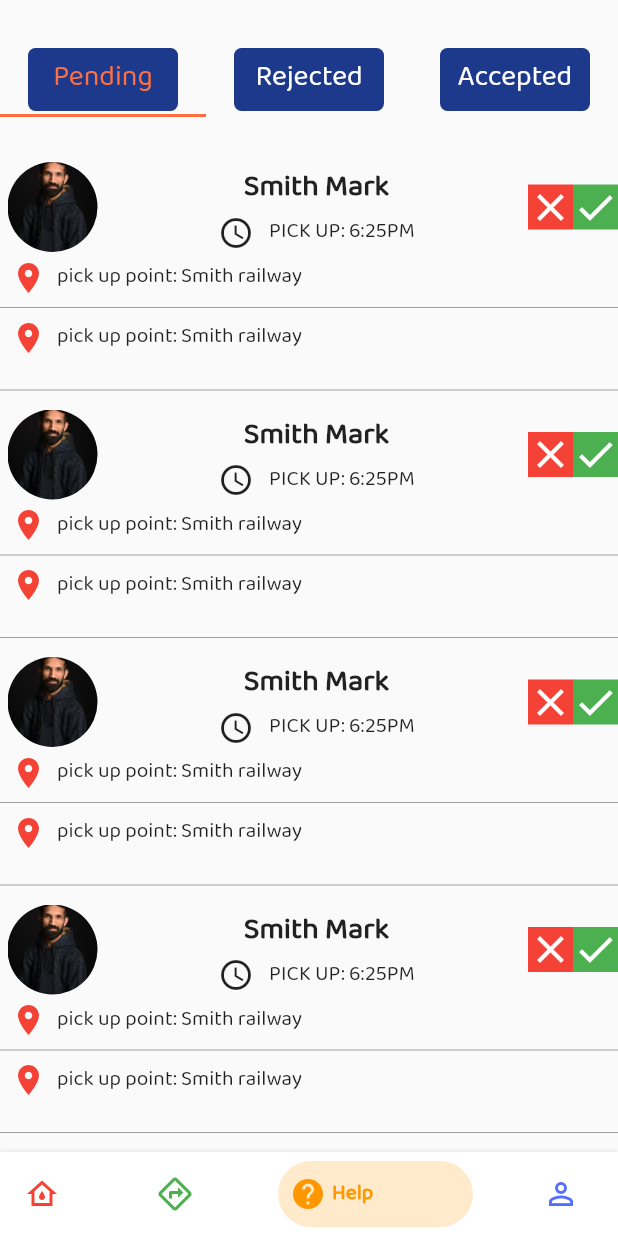
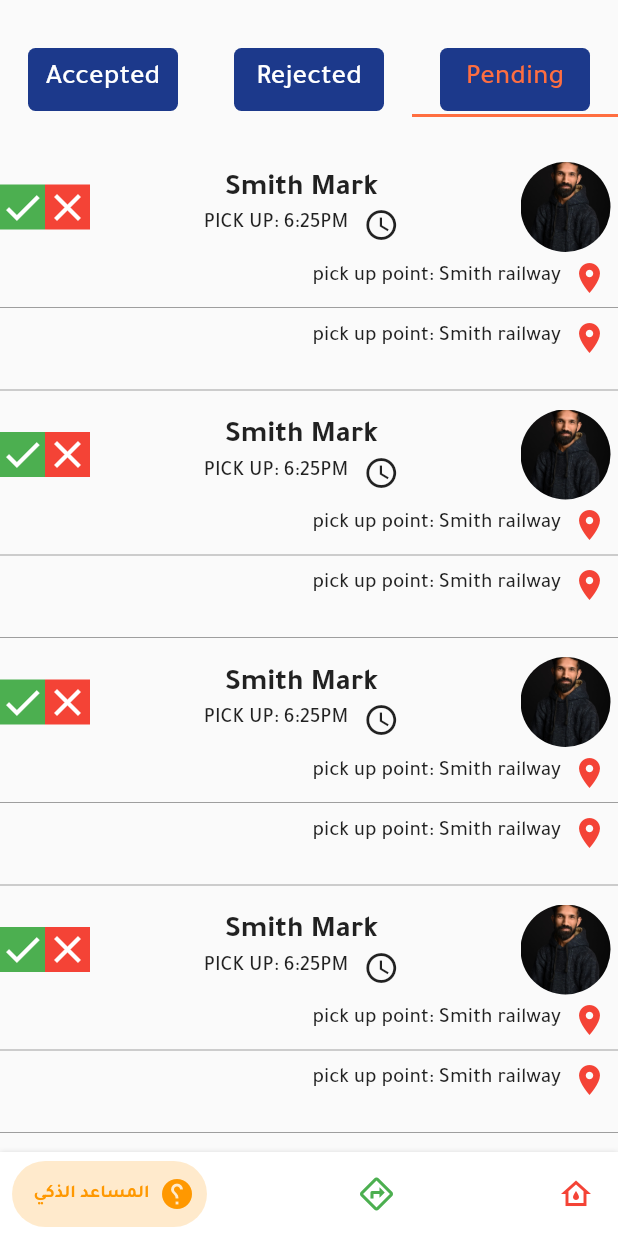
Before and after one commit to mohamedelbalooty/Final-Project, a Flutter app: the screen it shows after launch, item 3 of the bottom bar chosen, on a phone screen of 412 x 824 dp. Run offline on Flutter 3.47's test engine with Material 2 defaults, Android fonts, the phone set to English and light mode, and no system bars; drawn by our look-alikes of bottom_navy_bar; our stand-ins replace curved_navigation_bar, flutter_custom_clippers, geolocator, google_maps_flutter, location, modal_bottom_sheet and 2 more; missing offline and left inert: custom_bottom_navigation_bar, geodesy.

Commit message:
add rides

```diff
--- a/lib/app_approach/model/ride_model.dart
+++ b/lib/app_approach/model/ride_model.dart
@@ -1,15 +1,17 @@
 import 'package:flutter/cupertino.dart';
 
 class RideModel {
-  String currentAddress, destinationAddress, ridePrice;
-  DateTime time;
+  String currentAddress, destinationAddress;
+  double ridePrice;
+  DateTime now = DateTime.now();
+  DateTime time =
+      DateTime(DateTime.now().year, DateTime.now().month, DateTime.now().day);
 
   // ignore: sort_constructors_first
   RideModel({
     @required this.currentAddress,
     @required this.destinationAddress,
     @required this.ridePrice,
-    @required this.time,
   });
 }
 //class RidesData{
--- a/lib/app_approach/view/user_view/user_home_navigation.dart
+++ b/lib/app_approach/view/user_view/user_home_navigation.dart
@@ -3,6 +3,7 @@ import 'package:final_project/app_approach/view/driver_view/driver_notification_
 import 'package:final_project/app_approach/view/user_view/user_home_view.dart';
 import 'package:flutter/material.dart';
 import 'user_profile_view.dart';
+import 'user_sharing_rides.dart';
 
 class UserHomeNavigation extends StatefulWidget {
   static String id = 'UserHomeNavigation';
@@ -16,7 +17,7 @@ class _UserHomeNavigationState extends State<UserHomeNavigation> {
 
   final List<Widget> _screens = [
     UserHomeView(),
-    UserProfileView(),
+    UserSharingRides(),
     DriverNotificationView(),
   ];
 
@@ -44,8 +45,11 @@ class _UserHomeNavigationState extends State<UserHomeNavigation> {
 
   @override
   Widget build(BuildContext context) {
-    return Scaffold(
-        body: customPageView(), bottomNavigationBar: _customBottomNavyBar());
+    return Directionality(
+      textDirection: TextDirection.rtl,
+      child: Scaffold(
+          body: customPageView(), bottomNavigationBar: _customBottomNavyBar()),
+    );
   }
 
   PageView customPageView() {
@@ -65,24 +69,24 @@ class _UserHomeNavigationState extends State<UserHomeNavigation> {
         BottomNavyBarItem(
           icon: Icon(
               _currentIndex == 0 ? Icons.home : Icons.water_damage_outlined),
-          title: Text('Home'),
+          title: Center(child: Text('الرئيسية')),
           activeColor: Colors.red,
         ),
         BottomNavyBarItem(
             icon: Icon(_currentIndex == 1
                 ? Icons.directions
                 : Icons.directions_outlined),
-            title: Text('Rides'),
+            title: Center(child: Text('الطرق المشتركة', style: TextStyle(fontSize: 11),)),
             activeColor: Colors.green),
         BottomNavyBarItem(
             icon: Icon(_currentIndex == 2 ? Icons.help : Icons.help_outline),
-            title: Text('Help'),
+            title: Center(child: Text('المساعد الذكي', style: TextStyle(fontSize: 12),)),
             activeColor: Colors.orange),
-        BottomNavyBarItem(
-            icon:
-                Icon(_currentIndex == 3 ? Icons.person : Icons.person_outline),
-            title: Text('Settings'),
-            activeColor: Colors.indigoAccent),
+//        BottomNavyBarItem(
+//            icon:
+//                Icon(_currentIndex == 3 ? Icons.person : Icons.person_outline),
+//            title: Text('الملف الشخصي', style: TextStyle(fontSize: 11),),
+//            activeColor: Colors.indigoAccent),
       ],
     );
   }
--- a/lib/main.dart
+++ b/lib/main.dart
@@ -1,53 +1,28 @@
-import 'package:final_project/constants.dart';
 import 'package:flutter/material.dart';
-import 'app_approach/view/driver_view/driver_home_navigation.dart';
-import 'app_approach/view/driver_view/driver_notification_view.dart';
-import 'app_approach/view/driver_view/driver_profile_view.dart';
-import 'app_approach/view/driver_view/driver_signIn_view.dart';
-import 'app_approach/view/driver_view/driver_signUp_view.dart';
-import 'app_approach/view/shared_view/home_view.dart';
-import 'app_approach/view/shared_view/onboarding_view.dart';
+import 'package:provider/provider.dart';
 import 'app_approach/view/user_view/user_home_navigation.dart';
-import 'app_approach/view/user_view/user_home_view.dart';
-import 'app_approach/view/user_view/user_onTrip_view.dart';
-import 'app_approach/view/user_view/user_payment_view.dart';
-import 'app_approach/view/user_view/user_profile_view.dart';
-import 'app_approach/view/user_view/user_signIn_view.dart';
-import 'app_approach/view/user_view/user_signUp_view.dart';
-import 'app_approach/view/shared_view/splash_view.dart';
+import 'provider/addRides.dart';
+import 'routs.dart';
 
 void main() => runApp(MyApp());
 
 class MyApp extends StatelessWidget {
   @override
   Widget build(BuildContext context) {
-    return MaterialApp(
-      debugShowCheckedModeBanner: false,
-      title: 'Final Project',
-      initialRoute: UserHomeNavigation.id,
-      theme: ThemeData(
-        fontFamily: 'BalooTamma2',
-        primarySwatch: Colors.indigo,
+    return MultiProvider(
+      providers: [
+        ChangeNotifierProvider<AddRides>(create: (context) => AddRides(),),
+      ],
+      child: MaterialApp(
+        debugShowCheckedModeBanner: false,
+        title: 'Final Project',
+        initialRoute: UserHomeNavigation.id,
+        theme: ThemeData(
+          fontFamily: 'Tajawal',
+          primarySwatch: Colors.indigo,
+        ),
+        routes: routs,
       ),
-      //initialRoute: OnBoardingView.id,
-      // initialRoute: UserSignInView.id,
-      routes: {
-        SplashView.id: (context) => SplashView(),
-        OnBoardingView.id: (context) => OnBoardingView(),
-        HomeViewShared.id: (context) => HomeViewShared(),
-        UserSignInView.id: (context) => UserSignInView(),
-        UserSignUpView.id: (context) => UserSignUpView(),
-        UserProfileView.id: (context) => UserProfileView(),
-        DriverSignInView.id: (context) => DriverSignInView(),
-        DriverSignUpView.id: (context) => DriverSignUpView(),
-        DriverProfileView.id: (context) => DriverProfileView(),
-        DriverHomeNavigation.id: (context) => DriverHomeNavigation(),
-        DriverNotificationView.id: (context) => DriverNotificationView(),
-        UserHomeNavigation.id: (context) => UserHomeNavigation(),
-        UserHomeView.id: (context) => UserHomeView(),
-        UserPaymentView.id: (context) => UserPaymentView(),
-        UserOnTripView.id: (context) => UserOnTripView(),
-      },
     );
   }
 }
--- /dev/null
+++ b/lib/provider/addRides.dart
@@ -0,0 +1,26 @@
+import 'package:final_project/app_approach/model/ride_model.dart';
+import 'package:flutter/cupertino.dart';
+
+class AddRides extends ChangeNotifier{
+  List<RideModel> rides = [
+    RideModel(
+      currentAddress: 'المنصورة شارع الجلاء',
+      destinationAddress: 'طنطا شارع البحر',
+      ridePrice: 50,
+    ),
+    RideModel(
+      currentAddress: 'المحلة قسم اول',
+      destinationAddress: 'طنطا شارع البحر',
+      ridePrice: 30,
+    ),
+  ];
+  void rideAdding(RideModel currentRide){
+    rides.add(currentRide);
+    notifyListeners();
+  }
+  bool addingRide = false;
+  void addingRideChanged(){
+    addingRide = true;
+    notifyListeners();
+  }
+}
--- a/lib/provider/modalHud.dart
+++ /dev/null
@@ -1,3 +0,0 @@
-import 'package:flutter/cupertino.dart';
-
-class ModalHud extends ChangeNotifier{}
--- /dev/null
+++ b/lib/routs.dart
@@ -0,0 +1,33 @@
+import 'app_approach/view/driver_view/driver_home_navigation.dart';
+import 'app_approach/view/driver_view/driver_notification_view.dart';
+import 'app_approach/view/driver_view/driver_profile_view.dart';
+import 'app_approach/view/driver_view/driver_signIn_view.dart';
+import 'app_approach/view/driver_view/driver_signUp_view.dart';
+import 'app_approach/view/shared_view/home_view.dart';
+import 'app_approach/view/shared_view/onboarding_view.dart';
+import 'app_approach/view/user_view/user_home_view.dart';
+import 'app_approach/view/user_view/user_onTrip_view.dart';
+import 'app_approach/view/user_view/user_payment_view.dart';
+import 'app_approach/view/user_view/user_profile_view.dart';
+import 'app_approach/view/user_view/user_signIn_view.dart';
+import 'app_approach/view/user_view/user_signUp_view.dart';
+import 'app_approach/view/shared_view/splash_view.dart';
+import 'app_approach/view/user_view/user_home_navigation.dart';
+
+var routs = {
+  SplashView.id: (_) => SplashView(),
+  OnBoardingView.id: (_) => OnBoardingView(),
+  HomeViewShared.id: (_) => HomeViewShared(),
+  UserSignInView.id: (_) => UserSignInView(),
+  UserSignUpView.id: (_) => UserSignUpView(),
+  UserProfileView.id: (_) => UserProfileView(),
+  DriverSignInView.id: (_) => DriverSignInView(),
+  DriverSignUpView.id: (_) => DriverSignUpView(),
+  DriverProfileView.id: (_) => DriverProfileView(),
+  DriverHomeNavigation.id: (_) => DriverHomeNavigation(),
+  DriverNotificationView.id: (_) => DriverNotificationView(),
+  UserHomeNavigation.id: (_) => UserHomeNavigation(),
+  UserHomeView.id: (_) => UserHomeView(),
+  UserPaymentView.id: (_) => UserPaymentView(),
+  UserOnTripView.id: (_) => UserOnTripView(),
+};
--- a/lib/widgets/user_view_widgets/custom_timeLine.dart
+++ b/lib/widgets/user_view_widgets/custom_timeLine.dart
@@ -22,7 +22,7 @@ TimelineTile customTimeLine(
         minHeight: 50,
       ),
       child: Padding(
-        padding: EdgeInsets.only(left: 5, top: 10),
+        padding: EdgeInsets.only(left: 3, top: 14, right: 3),
         child: Flexible(
           child: Text(
             contentAddress,
@@ -31,7 +31,7 @@ TimelineTile customTimeLine(
             overflow: TextOverflow.ellipsis,
             style: TextStyle(
               color: KBlackColor,
-              fontSize: 20,
+              fontSize: 16,
             ),
           ),
         ),
```
Also changed, not shown: lib/app_approach/model/driver_model.dart (+4 -4 lines), lib/app_approach/view/user_view/user_home_view.dart (+20 -16 lines), lib/app_approach/view/user_view/user_onTrip_view.dart (+84 -86 lines), lib/app_approach/view/user_view/user_sharing_rides.dart (added, +177 -0 lines), lib/widgets/user_view_widgets/alertShowDialog.dart (+4 -4 lines), lib/widgets/user_view_widgets/billingShowDialog.dart (+31 -24 lines), lib/widgets/user_view_widgets/destinationDetails.dart (+8 -14 lines), lib/widgets/user_view_widgets/driversBottomSheet.dart (+0 -13 lines), pubspec.yaml (+7 -2 lines), assets/fonts/Tajawal-Bold.ttf (added), assets/fonts/Tajawal-Medium.ttf (added), assets/images/photos/car.jpg (deleted), pubspec.lock.
